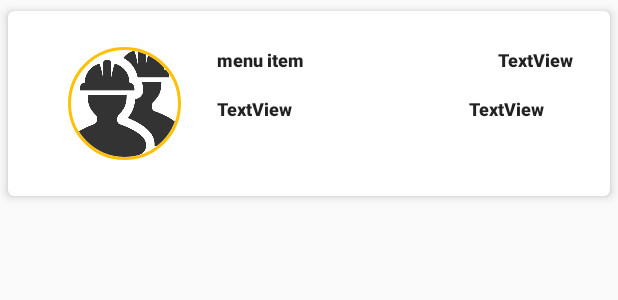
After one commit to fasecity/JsonFeedClient, an Android app: the layout card_list_item.xml on its own in the app's theme, with its tools: preview values and no code run, on a phone screen of 412 x 824 dp. The commit adds this screen. Shown: the top 300 px of the screen. Run offline under Robolectric (Android 15) with nearby library versions, the phone set to English and light mode, and no system bars.

Commit message:
commit added theme colors, actionbar icons

```diff
--- a/app/build.gradle
+++ b/app/build.gradle
@@ -32,4 +32,5 @@ dependencies {
     compile 'com.google.code.gson:gson:2.8.1'
     compile 'com.google.android.gms:play-services-maps:10.2.6'
     testCompile 'junit:junit:4.12'
+    compile 'com.android.support:cardview-v7:25.3.1'
 }
--- a/app/src/main/java/feed/elma86/com/jsonfeedclient/DataItemAdapter.java
+++ b/app/src/main/java/feed/elma86/com/jsonfeedclient/DataItemAdapter.java
@@ -40,7 +40,7 @@ public class DataItemAdapter extends RecyclerView.Adapter<DataItemAdapter.ViewHo
     @Override
     public DataItemAdapter.ViewHolder onCreateViewHolder(ViewGroup parent, int viewType) {
         LayoutInflater inflater = LayoutInflater.from(mContext);
-        View itemView = inflater.inflate(R.layout.list_item, parent, false);
+        View itemView = inflater.inflate(R.layout.card_list_item, parent, false);
         ViewHolder viewHolder = new ViewHolder(itemView);
         return viewHolder;
 
--- a/app/src/main/java/feed/elma86/com/jsonfeedclient/MainActivity.java
+++ b/app/src/main/java/feed/elma86/com/jsonfeedclient/MainActivity.java
@@ -118,8 +118,12 @@ public class MainActivity extends AppCompatActivity {
 
         //noinspection SimplifiableIfStatement
         if (id == R.id.action_settings) {
+//            Intent intent = new Intent(this,MyMapActivity.class);
+//
+//            startActivity(intent);
+            return true;
+        }else if(id ==R.id.action_settings_maps){
             Intent intent = new Intent(this,MyMapActivity.class);
-
             startActivity(intent);
             return true;
         }
--- /dev/null
+++ b/app/src/main/res/drawable/gradient_background.xml
@@ -0,0 +1,14 @@
+<?xml version="1.0" encoding="utf-8"?>
+<selector xmlns:android="http://schemas.android.com/apk/res/android">
+
+    <item>
+        <shape>
+            <gradient
+                android:angle="45"
+                android:startColor="#16A085"
+                android:endColor="#F4D03F"
+                android:type="linear"
+            />
+        </shape>
+    </item>
+</selector>
--- /dev/null
+++ b/app/src/main/res/drawable/gradient_cardview.xml
@@ -0,0 +1,14 @@
+<?xml version="1.0" encoding="utf-8"?>
+<selector xmlns:android="http://schemas.android.com/apk/res/android">
+
+    <item>
+        <shape>
+            <gradient
+                android:angle="45"
+                android:startColor="#d9a7c7"
+                android:endColor="#fffcdc"
+                android:type="linear"
+                />
+        </shape>
+    </item>
+</selector>
--- a/app/src/main/res/layout/activity_main.xml
+++ b/app/src/main/res/layout/activity_main.xml
@@ -4,7 +4,7 @@
     xmlns:tools="http://schemas.android.com/tools"
     android:layout_width="match_parent"
     android:layout_height="match_parent"
-    android:background="#FFFFFF"
+    android:background="@drawable/gradient_background"
     tools:context="feed.elma86.com.jsonfeedclient.MainActivity">
 
     <android.support.design.widget.AppBarLayout
--- /dev/null
+++ b/app/src/main/res/layout/card_list_item.xml
@@ -0,0 +1,106 @@
+<?xml version="1.0" encoding="utf-8"?>
+<FrameLayout xmlns:android="http://schemas.android.com/apk/res/android"
+    xmlns:app="http://schemas.android.com/apk/res-auto"
+    android:layout_width="match_parent" android:layout_height="wrap_content">
+
+    <android.support.v7.widget.CardView
+        android:id="@+id/card_view"
+        android:layout_width="match_parent"
+        android:layout_height="wrap_content"
+        app:cardCornerRadius="4dp"
+        app:cardElevation="4dp"
+        app:cardUseCompatPadding="true"
+        app:contentPadding="16dp">
+
+        <android.support.constraint.ConstraintLayout
+            android:layout_width="match_parent"
+            android:layout_height="wrap_content">
+
+            <de.hdodenhof.circleimageview.CircleImageView
+                android:id="@+id/imageView"
+                android:layout_width="75dp"
+                android:layout_height="75dp"
+                android:layout_marginBottom="8dp"
+                android:layout_marginLeft="24dp"
+                android:layout_marginStart="24dp"
+                android:layout_marginTop="8dp"
+                android:src="@drawable/pic1"
+                app:civ_border_color="@color/colorAccent"
+                app:civ_border_width="2dp"
+                app:layout_constraintBottom_toBottomOf="parent"
+                app:layout_constraintLeft_toLeftOf="parent"
+                app:layout_constraintTop_toTopOf="parent"
+                app:layout_constraintVertical_bias="0.0" />
+
+            <TextView
+                android:id="@+id/titleText"
+                android:layout_width="0dp"
+                android:layout_height="wrap_content"
+                android:layout_marginEnd="8dp"
+                android:layout_marginStart="24dp"
+                android:layout_marginTop="8dp"
+                android:text="menu item"
+                android:textAlignment="viewStart"
+                android:textAppearance="@style/TextAppearance.AppCompat.Body2"
+                android:textSize="12sp"
+                android:textStyle="bold"
+                app:layout_constraintHorizontal_bias="0.75"
+                app:layout_constraintLeft_toRightOf="@+id/imageView"
+                app:layout_constraintRight_toLeftOf="@+id/cityText"
+                app:layout_constraintTop_toTopOf="parent"
+                app:layout_goneMarginTop="8dp" />
+
+            <TextView
+                android:id="@+id/cityText"
+                android:layout_width="0dp"
+                android:layout_height="wrap_content"
+                android:layout_marginEnd="8dp"
+                android:text="TextView"
+                android:textAlignment="viewStart"
+                android:textAppearance="@style/TextAppearance.AppCompat.Body2"
+                android:textSize="12sp"
+                android:textStyle="bold"
+                app:layout_constraintBaseline_toBaselineOf="@+id/titleText"
+                app:layout_constraintRight_toRightOf="parent"
+                app:layout_goneMarginTop="8dp" />
+
+            <TextView
+                android:id="@+id/salaryText"
+                android:layout_width="52dp"
+                android:layout_height="wrap_content"
+                android:layout_marginEnd="8dp"
+                android:layout_marginLeft="24dp"
+                android:layout_marginRight="8dp"
+                android:layout_marginStart="24dp"
+                android:layout_marginTop="16dp"
+                android:text="TextView"
+                android:textAlignment="viewStart"
+                android:textAppearance="@style/TextAppearance.AppCompat.Body2"
+                android:textSize="12sp"
+                android:textStyle="bold"
+                app:layout_constraintBottom_toBottomOf="parent"
+                app:layout_constraintHorizontal_bias="0.0"
+                app:layout_constraintLeft_toRightOf="@+id/imageView"
+                app:layout_constraintRight_toLeftOf="@+id/companyText"
+                app:layout_constraintTop_toBottomOf="@+id/titleText"
+                app:layout_constraintVertical_bias="0.0"
+                app:layout_goneMarginTop="8dp" />
+
+            <TextView
+                android:id="@+id/companyText"
+                android:layout_width="70dp"
+                android:layout_height="wrap_content"
+                android:layout_marginEnd="8dp"
+                android:layout_marginRight="8dp"
+                android:text="TextView"
+                android:textAlignment="viewStart"
+                android:textAppearance="@style/TextAppearance.AppCompat.Body2"
+                android:textSize="12sp"
+                android:textStyle="bold"
+                app:layout_constraintBaseline_toBaselineOf="@+id/salaryText"
+                app:layout_constraintRight_toRightOf="parent"
+                app:layout_goneMarginTop="8dp" />
+
+        </android.support.constraint.ConstraintLayout>
+    </android.support.v7.widget.CardView>
+</FrameLayout>
--- a/app/src/main/res/menu/menu_main.xml
+++ b/app/src/main/res/menu/menu_main.xml
@@ -7,4 +7,10 @@
         android:orderInCategory="100"
         android:title="@string/action_settings"
         app:showAsAction="never" />
+    <item
+        android:id="@+id/action_settings_maps"
+        android:icon="@android:drawable/ic_dialog_map"
+        android:orderInCategory="101"
+        android:title="MapBoy!"
+        app:showAsAction="ifRoom|withText" />
 </menu>
```
